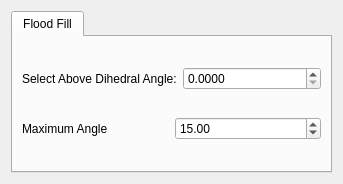
ShenRen/OpenFlipper, file PluginCollection-Selection/Plugin-SelectionMeshObject/ParameterWidget.ui: the form before one commit.
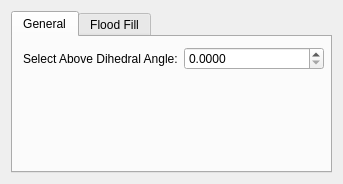
The form after the commit.

Commit message: added better more descriptive tooltips for mindihedral angle and max angle of flood fill moved parameters to different tabs (general and flood fill) changed unit of min dihedral angle to be set in degree (internal use is still radians)

What changed in the file:
```diff
--- a/PluginCollection-Selection/Plugin-SelectionMeshObject/ParameterWidget.ui
+++ b/PluginCollection-Selection/Plugin-SelectionMeshObject/ParameterWidget.ui
@@ -16,18 +16,35 @@
      <property name="currentIndex">
       <number>0</number>
      </property>
-     <widget class="QWidget" name="tab">
+     <widget class="QWidget" name="tab_2">
+      <property name="sizePolicy">
+       <sizepolicy hsizetype="Expanding" vsizetype="Expanding">
+        <horstretch>0</horstretch>
+        <verstretch>0</verstretch>
+       </sizepolicy>
+      </property>
+      <property name="maximumSize">
+       <size>
+        <width>323</width>
+        <height>139</height>
+       </size>
+      </property>
       <attribute name="title">
-       <string>Flood Fill</string>
+       <string>General</string>
       </attribute>
-      <layout class="QHBoxLayout" name="horizontalLayout_4">
-       <item>
-        <layout class="QVBoxLayout" name="verticalLayout">
-         <property name="sizeConstraint">
-          <enum>QLayout::SetMaximumSize</enum>
-         </property>
-         <item>
+      <widget class="QWidget" name="">
+       <property name="geometry">
+        <rect>
+         <x>10</x>
+         <y>10</y>
+         <width>301</width>
+         <height>121</height>
+        </rect>
+       </property>
           <layout class="QHBoxLayout" name="horizontalLayout_3">
+        <property name="sizeConstraint">
+         <enum>QLayout::SetMaximumSize</enum>
+        </property>
            <item>
             <widget class="QLabel" name="label_4">
              <property name="text">
@@ -55,9 +72,23 @@
             </widget>
            </item>
           </layout>
-         </item>
+      </widget>
+     </widget>
+     <widget class="QWidget" name="tab">
+      <attribute name="title">
+       <string>Flood Fill</string>
+      </attribute>
+      <layout class="QHBoxLayout" name="horizontalLayout_4">
+       <item>
+        <layout class="QVBoxLayout" name="verticalLayout">
+         <property name="sizeConstraint">
+          <enum>QLayout::SetMaximumSize</enum>
+         </property>
          <item>
           <layout class="QHBoxLayout" name="horizontalLayout">
+           <property name="sizeConstraint">
+            <enum>QLayout::SetMaximumSize</enum>
+           </property>
            <item>
             <widget class="QLabel" name="label">
              <property name="text">
```
Left out of the diff: 13 changed lines with no effect on the pictures. Lines whose indentation alone changed are shown as unchanged. The commit also changes 2 other files.
